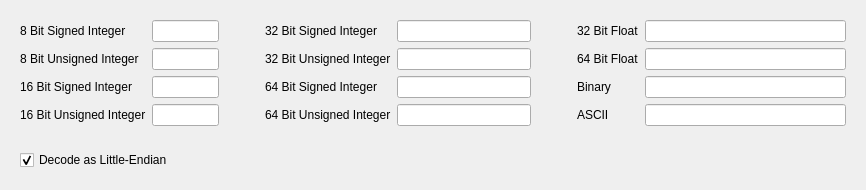
Above: src/gtatools-gui/src/src/gui/HexEditorDecoder.ui from alemariusnexus/gtatools before the change. Below: the same form after it.
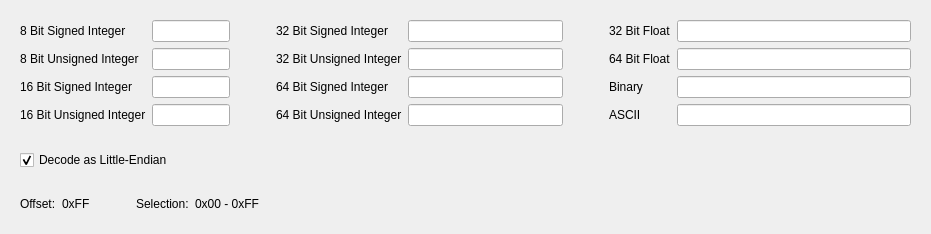
That is the form after the change.

Patch:
```diff
--- a/src/gtatools-gui/src/src/gui/HexEditorDecoder.ui
+++ b/src/gtatools-gui/src/src/gui/HexEditorDecoder.ui
@@ -6,8 +6,8 @@
    <rect>
     <x>0</x>
     <y>0</y>
-    <width>866</width>
-    <height>161</height>
+    <width>931</width>
+    <height>193</height>
    </rect>
   </property>
   <property name="windowTitle">
@@ -186,6 +186,56 @@
      </layout>
     </widget>
    </item>
+   <item>
+    <widget class="QWidget" name="widget_3" native="true">
+     <layout class="QHBoxLayout" name="horizontalLayout_2" stretch="0,0,0,0,1">
+      <item>
+       <widget class="QLabel" name="label_13">
+        <property name="text">
+         <string>Offset:</string>
+        </property>
+       </widget>
+      </item>
+      <item>
+       <widget class="QLabel" name="offsetLabel">
+        <property name="text">
+         <string notr="true">0xFF</string>
+        </property>
+       </widget>
+      </item>
+      <item>
+       <spacer name="horizontalSpacer_3">
+        <property name="orientation">
+         <enum>Qt::Horizontal</enum>
+        </property>
+        <property name="sizeType">
+         <enum>QSizePolicy::Fixed</enum>
+        </property>
+        <property name="sizeHint" stdset="0">
+         <size>
+          <width>40</width>
+          <height>20</height>
+         </size>
+        </property>
+       </spacer>
+      </item>
+      <item>
+       <widget class="QLabel" name="label_15">
+        <property name="text">
+         <string>Selection:</string>
+        </property>
+       </widget>
+      </item>
+      <item>
+       <widget class="QLabel" name="selectionLabel">
+        <property name="text">
+         <string notr="true">0x00 - 0xFF</string>
+        </property>
+       </widget>
+      </item>
+     </layout>
+    </widget>
+   </item>
   </layout>
  </widget>
  <resources/>
```
